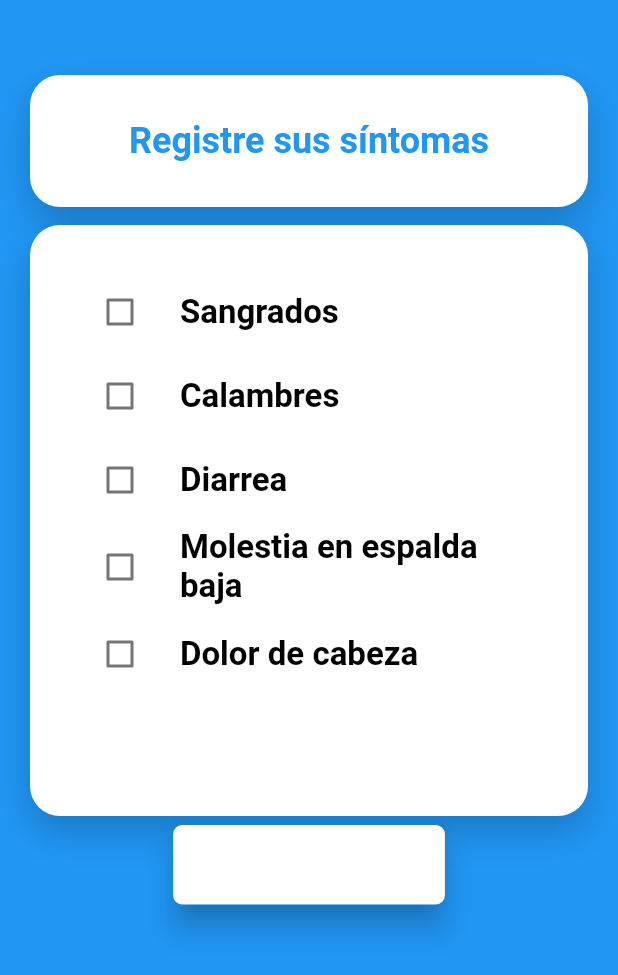
After one commit to wsaldana/HealthTracker, a Flutter app: the Symptoms screen opened directly, on a phone screen of 412 x 824 dp. The commit adds this screen. Shown: the top 975 px of the screen. Run offline on Flutter 3.47's test engine with Material 2 defaults, Android fonts, the phone set to English and light mode, and no system bars; our stand-ins replace shared_preferences; accounts and stored records are empty; Roboto replaces fonts that are missing (Poppins).

Commit message:
form basica de sintomas

```diff
--- a/app/healthtracker/lib/main.dart
+++ b/app/healthtracker/lib/main.dart
@@ -1,5 +1,6 @@
 import 'package:flutter/material.dart';
 import 'screens/login.dart';
+
 
 void main() {
   runApp(MyApp());
--- /dev/null
+++ b/app/healthtracker/lib/screens/symptoms.dart
@@ -0,0 +1,178 @@
+import 'package:flutter/material.dart';
+
+class Symptoms extends StatefulWidget {
+  @override
+  State<StatefulWidget> createState() {
+    return _SymptomsState();
+  }
+}
+
+class _SymptomsState extends State<Symptoms> {
+
+  final sintomas = [
+    ListaSintomas(title: 'Sangrados'),
+    ListaSintomas(title: 'Calambres'),
+    ListaSintomas(title: 'Diarrea'),
+    ListaSintomas(title: 'Molestia en espalda baja'),
+    ListaSintomas(title: 'Dolor de cabeza'),
+  ];
+
+  Widget build(BuildContext context) => Scaffold(
+
+    backgroundColor: Theme.of(context).accentColor,
+    body: SingleChildScrollView(
+        child: Column(
+          children: <Widget>[
+            Stack(children: <Widget>[
+              Container(
+                  width: double.infinity,
+                  padding: EdgeInsets.symmetric(vertical: 30, horizontal: 20),
+                  margin: EdgeInsets.symmetric(vertical: 50, horizontal: 20),
+                  decoration: BoxDecoration(
+                      borderRadius: BorderRadius.circular(20),
+                      color: Theme.of(context).primaryColor,
+                      boxShadow: [
+                        BoxShadow(
+                            color: Theme.of(context).hintColor.withOpacity(0.2),
+                            offset: Offset(0, 10),
+                            blurRadius: 20)
+                      ]),
+                  child: Form(
+                      child: Column(
+                        children: [
+                          Text(
+                            "Registre sus síntomas",
+                            style: Theme.of(context).textTheme.headline2,
+                          ),
+
+                        ],
+                      ))),
+              Container(
+                  width: double.infinity,
+                  padding: EdgeInsets.symmetric(vertical: 30, horizontal: 20),
+                  margin: EdgeInsets.symmetric(vertical: 150, horizontal: 20),
+                  decoration: BoxDecoration(
+                      borderRadius: BorderRadius.circular(20),
+                      color: Theme.of(context).primaryColor,
+                      boxShadow: [
+                        BoxShadow(
+                            color: Theme.of(context).hintColor.withOpacity(0.2),
+                            offset: Offset(0, 10),
+                            blurRadius: 20)
+                      ]),
+                  child: Form(
+                      child: Column(
+                        children: [
+                          ...sintomas.map(sympList2).toList(),
+                          SizedBox(
+                            height: 25,
+                          ),
+
+                          SizedBox(
+                            height: 25,
+                          ),
+                        ],
+                      ))),
+              Container(
+                  width: double.infinity,
+                  padding: EdgeInsets.symmetric(vertical: 30, horizontal: 20),
+                  margin: EdgeInsets.symmetric(vertical: 520, horizontal: 20),
+
+                  child: Form(
+                      child: Column(
+                        children: [
+
+                          ElevatedButton(
+                              onPressed: () {
+
+                              },
+                              child: Text("Registrar",
+                                style: TextStyle(
+                                  fontFamily: 'Poppins',
+                                  fontSize: 20.0,
+                                  fontWeight: FontWeight.w500,
+                                  color: Colors.white)),
+
+                              style: ElevatedButton.styleFrom(
+
+                                  elevation: 8,
+                                  primary: Colors.white,
+
+                                  shape: RoundedRectangleBorder(
+                                      borderRadius: BorderRadius.circular(6)),
+
+                                  padding: EdgeInsets.symmetric(
+                                      vertical: 15, horizontal: 50))),
+
+                          SizedBox(
+                            height: 25,
+                          ),
+                        ],
+                      ))),
+            ])
+          ],
+        ),
+      ),
+    // body: ListView(
+    //   children: [
+    //     ...sintomas.map(sympList2).toList(),
+    //     Container(
+    //               width: double.infinity,
+    //               padding: EdgeInsets.symmetric(vertical: 30, horizontal: 20),
+    //               margin: EdgeInsets.symmetric(vertical: 85, horizontal: 20),
+    //               decoration: BoxDecoration(
+    //                   borderRadius: BorderRadius.circular(20),
+    //                   color: Theme.of(context).primaryColor,
+    //                   boxShadow: [
+    //                     BoxShadow(
+    //                         color: Theme.of(context).hintColor.withOpacity(0.2),
+    //                         offset: Offset(0, 10),
+    //                         blurRadius: 20)
+    //                   ]),
+    //                   )
+    //   ],
+    //   ),
+
+  );
+
+//lista de sintomas individualmente
+  Widget sympList2(ListaSintomas lista) => symplist(
+    lista: lista,
+    onClicked: () {
+      setState(() {
+        final newValue = !lista.value;
+        lista.value = newValue;
+      });
+    }
+  );
+
+//prueba inicial de sintomas
+  Widget symplist({
+
+    ListaSintomas lista,
+    VoidCallback onClicked,
+  }) => ListTile(
+    onTap: onClicked,
+    leading:Checkbox(
+    value: lista.value,
+    onChanged: (value) => onClicked(),
+    ),
+
+    title: Text(lista.title,
+    style: TextStyle(
+      fontFamily: 'Poppins',
+      fontSize: 22.0,
+      fontWeight: FontWeight.w600,
+      color: Colors.black)),
+  );
+}
+
+class ListaSintomas {
+  String title;
+  bool value;
+
+  ListaSintomas({
+    this.title,
+    this.value = false,
+  });
+}
```
Also changed, not shown: app/healthtracker/pubspec.lock, 2 other files.
